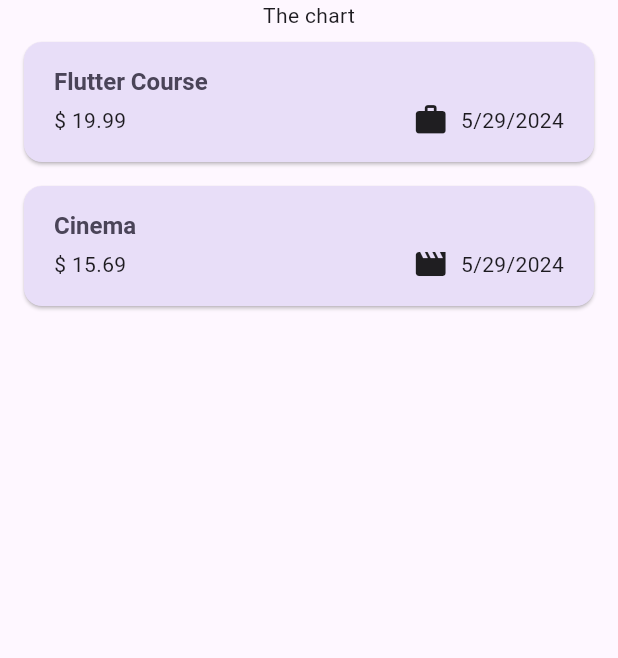
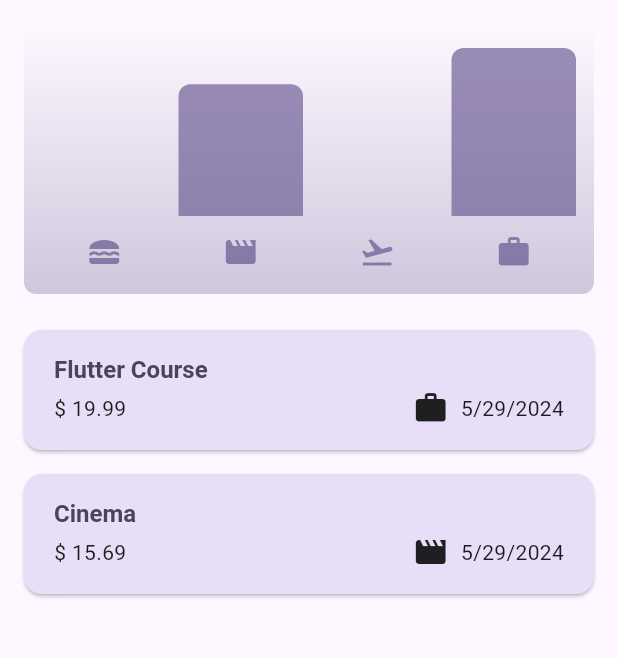
Before and after one commit to MubeenMohammed/expense_tracker_app, a Flutter app: the screen it shows after launch, on a phone screen of 412 x 824 dp, the part 84-742 px from its top. Run offline on Flutter 3.47's test engine with Material 3 defaults, Android fonts, the phone set to English and light mode, and no system bars.

Commit message:
final Application commit

```diff
--- /dev/null
+++ b/lib/widgets/chart/chart.dart
@@ -0,0 +1,95 @@
+import 'package:flutter/material.dart';
+
+import 'package:expense_tracker_app/widgets/chart/chart_bar.dart';
+import 'package:expense_tracker_app/models/expense.dart';
+
+class Chart extends StatelessWidget {
+  const Chart({super.key, required this.expenses});
+
+  final List<Expense> expenses;
+
+  List<ExpenseBucket> get buckets {
+    return [
+      ExpenseBucket.forCategory(expenses, Category.food),
+      ExpenseBucket.forCategory(expenses, Category.leisure),
+      ExpenseBucket.forCategory(expenses, Category.travel),
+      ExpenseBucket.forCategory(expenses, Category.work),
+    ];
+  }
+
+  double get maxTotalExpense {
+    double maxTotalExpense = 0;
+
+    for (final bucket in buckets) {
+      if (bucket.totalExpenses > maxTotalExpense) {
+        maxTotalExpense = bucket.totalExpenses;
+      }
+    }
+
+    return maxTotalExpense;
+  }
+
+  @override
+  Widget build(BuildContext context) {
+    final isDarkMode =
+        MediaQuery.of(context).platformBrightness == Brightness.dark;
+    return Container(
+      margin: const EdgeInsets.all(16),
+      padding: const EdgeInsets.symmetric(
+        vertical: 16,
+        horizontal: 8,
+      ),
+      width: double.infinity,
+      height: 180,
+      decoration: BoxDecoration(
+        borderRadius: BorderRadius.circular(8),
+        gradient: LinearGradient(
+          colors: [
+            Theme.of(context).colorScheme.primary.withOpacity(0.3),
+            Theme.of(context).colorScheme.primary.withOpacity(0.0)
+          ],
+          begin: Alignment.bottomCenter,
+          end: Alignment.topCenter,
+        ),
+      ),
+      child: Column(
+        children: [
+          Expanded(
+            child: Row(
+              crossAxisAlignment: CrossAxisAlignment.end,
+              children: [
+                for (final bucket in buckets) // alternative to map()
+                  ChartBar(
+                    fill: bucket.totalExpenses == 0
+                        ? 0
+                        : bucket.totalExpenses / maxTotalExpense,
+                  )
+              ],
+            ),
+          ),
+          const SizedBox(height: 12),
+          Row(
+            children: buckets
+                .map(
+                  (bucket) => Expanded(
+                    child: Padding(
+                      padding: const EdgeInsets.symmetric(horizontal: 4),
+                      child: Icon(
+                        categoryIcons[bucket.category],
+                        color: isDarkMode
+                            ? Theme.of(context).colorScheme.secondary
+                            : Theme.of(context)
+                                .colorScheme
+                                .primary
+                                .withOpacity(0.7),
+                      ),
+                    ),
+                  ),
+                )
+                .toList(),
+          )
+        ],
+      ),
+    );
+  }
+}
--- /dev/null
+++ b/lib/widgets/chart/chart_bar.dart
@@ -0,0 +1,34 @@
+import 'package:flutter/material.dart';
+
+class ChartBar extends StatelessWidget {
+  const ChartBar({
+    super.key,
+    required this.fill,
+  });
+
+  final double fill;
+
+  @override
+  Widget build(BuildContext context) {
+    final isDarkMode =
+        MediaQuery.of(context).platformBrightness == Brightness.dark;
+    return Expanded(
+      child: Padding(
+        padding: const EdgeInsets.symmetric(horizontal: 4),
+        child: FractionallySizedBox(
+          heightFactor: fill,
+          child: DecoratedBox(
+            decoration: BoxDecoration(
+              shape: BoxShape.rectangle,
+              borderRadius:
+                  const BorderRadius.vertical(top: Radius.circular(8)),
+              color: isDarkMode
+                  ? Theme.of(context).colorScheme.secondary
+                  : Theme.of(context).colorScheme.primary.withOpacity(0.65),
+            ),
+          ),
+        ),
+      ),
+    );
+  }
+}
--- a/lib/widgets/expenses.dart
+++ b/lib/widgets/expenses.dart
@@ -1,4 +1,5 @@
 import 'package:expense_tracker_app/models/expense.dart';
+import 'package:expense_tracker_app/widgets/chart/chart.dart';
 import 'package:expense_tracker_app/widgets/expenses_list/expense_list.dart';
 import 'package:expense_tracker_app/widgets/new_expense.dart';
 import 'package:flutter/material.dart';
@@ -75,7 +76,7 @@ class _ExpenseState extends State<Expenses> {
       body: Column(
         children: [
           //Toolbar with the Add  button ==> Row() - one of the options
-          const Text("The chart"),
+          Chart(expenses: expenses),
           Expanded(
             child: mainContent,
           ),
```
